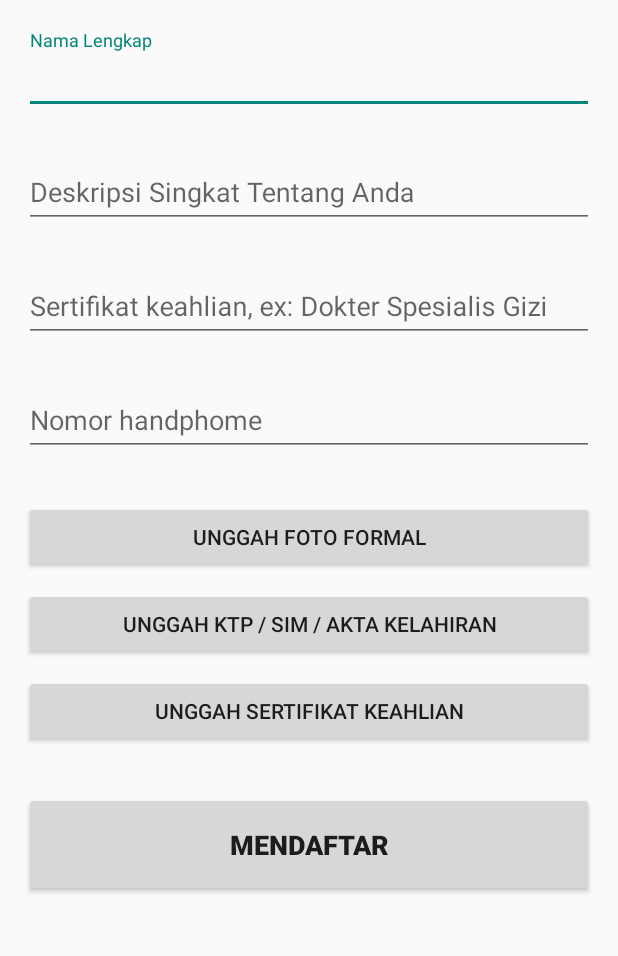
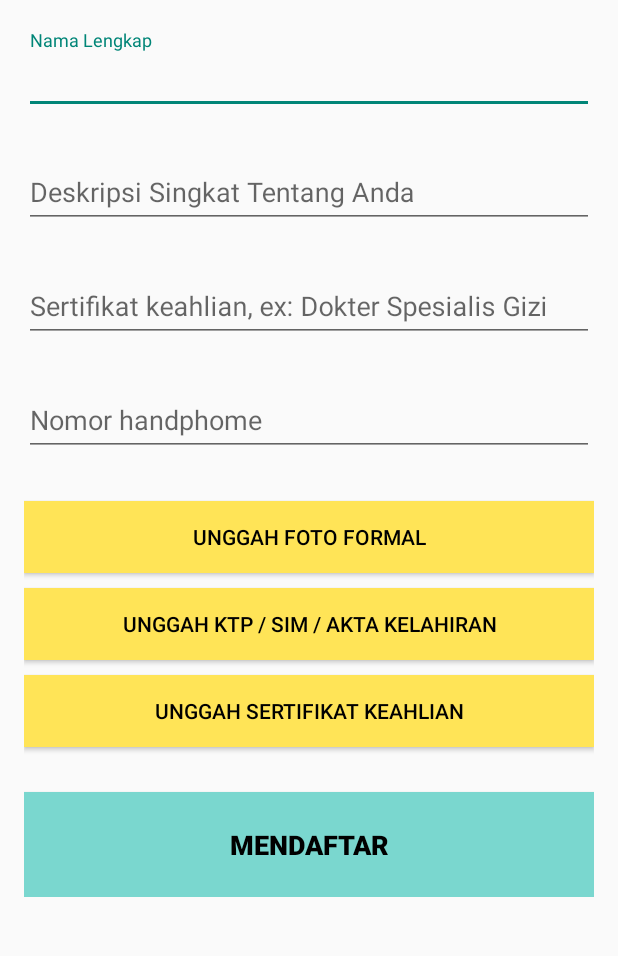
Before and after one commit to NocturnalActivist/Lotech-Project, an Android app: the ConsultAddExpertActivity screen opened directly, with no data from a screen before it, on a phone screen of 412 x 824 dp, the part 207-1163 px from its top. Run offline under Robolectric (Android 15) with nearby library versions, the phone set to English and light mode, and no system bars; libraries missing offline, so code that uses them is left out: com.github.dhaval2404.imagepicker.

Commit message:
update theme

```diff
--- a/app/src/main/AndroidManifest.xml
+++ b/app/src/main/AndroidManifest.xml
@@ -10,9 +10,9 @@
     <application
         android:name=".utils.MainTheme"
         android:allowBackup="true"
-        android:icon="@drawable/launcher_lotech"
+        android:icon="@drawable/logo_lotech2"
         android:label="@string/app_name"
-        android:roundIcon="@drawable/launcher_lotech"
+        android:roundIcon="@drawable/logo_lotech2"
         android:supportsRtl="true"
         android:theme="@style/Theme.AppCompat.DayNight">
         <activity android:name=".ui.activity.FoodQualityActivity"></activity>
--- a/app/src/main/res/drawable/bg_sender.xml
+++ b/app/src/main/res/drawable/bg_sender.xml
@@ -94,7 +94,7 @@
             android:pivotY="0%"
             android:toDegrees="0">
             <shape android:shape="rectangle">
-                <solid android:color="@color/yellow_second" />
+                <solid android:color="@color/yellow" />
             </shape>
         </rotate>
     </item>
--- a/app/src/main/res/layout/activity_consult_add_expert.xml
+++ b/app/src/main/res/layout/activity_consult_add_expert.xml
@@ -108,6 +108,8 @@
             app:layout_constraintEnd_toEndOf="parent"
             app:layout_constraintHorizontal_bias="0.406"
             app:layout_constraintStart_toStartOf="parent"
+            android:textColor="@color/black"
+            android:background="@color/yellow"
             app:layout_constraintTop_toBottomOf="@+id/uploadSelfPhoto" />
 
         <Button
@@ -115,7 +117,9 @@
             android:layout_width="match_parent"
             android:layout_height="wrap_content"
             android:layout_marginTop="30dp"
+            android:background="@color/yellow"
             android:text="Unggah Foto Formal"
+            android:textColor="@color/black"
             app:layout_constraintTop_toBottomOf="@+id/textInputLayout4"
             tools:layout_editor_absoluteX="13dp" />
 
@@ -127,7 +131,9 @@
             android:text="Unggah Sertifikat Keahlian"
             app:layout_constraintEnd_toEndOf="parent"
             app:layout_constraintStart_toStartOf="parent"
-            app:layout_constraintTop_toBottomOf="@+id/uploadKTP" />
+            android:textColor="@color/black"
+            app:layout_constraintTop_toBottomOf="@+id/uploadKTP"
+            android:background="@color/yellow"/>
 
 
         <ProgressBar
@@ -150,6 +156,8 @@
             android:textStyle="bold"
             app:layout_constraintEnd_toEndOf="parent"
             app:layout_constraintStart_toStartOf="parent"
+            android:background="@color/blue_primary"
+            android:textColor="@color/black"
             app:layout_constraintTop_toBottomOf="@+id/progressBar" />
 
     </androidx.constraintlayout.widget.ConstraintLayout>
--- a/app/src/main/res/layout/activity_consult_verify_detail.xml
+++ b/app/src/main/res/layout/activity_consult_verify_detail.xml
@@ -31,6 +31,7 @@
             android:textSize="24sp"
             android:textAlignment="center"
             android:textStyle="bold"
+            android:background="@color/yellow"
             android:layout_marginTop="16dp"
             android:textColor="@color/black" />
 
@@ -60,6 +61,7 @@
             android:textSize="24sp"
             android:layout_marginTop="16dp"
             android:textStyle="bold"
+            android:background="@color/yellow"
             android:textColor="@color/black"
             android:textAlignment="center" />
 
@@ -109,6 +111,8 @@
             android:layout_width="match_parent"
             android:layout_height="wrap_content"
             android:layout_marginTop="30dp"
+            android:background="@color/yellow"
+            android:textColor="@color/black"
             android:text="Saya menyetujui pelamar ini" />
 
         <Button
@@ -116,6 +120,8 @@
             android:layout_width="match_parent"
             android:layout_height="wrap_content"
             android:layout_marginTop="16dp"
+            android:background="@color/yellow"
+            android:textColor="@color/black"
             android:text="Saya menolak pelamar ini" />
 
     </LinearLayout>
--- a/app/src/main/res/layout/activity_edit_profile.xml
+++ b/app/src/main/res/layout/activity_edit_profile.xml
@@ -5,7 +5,6 @@
     android:background="@drawable/signup_gradient"
     android:layout_width="match_parent"
     android:layout_height="match_parent"
-    android:theme="@style/Theme.Yellow"
     tools:context=".ui.activity.EditProfileActivity">
 
     <LinearLayout
@@ -180,6 +179,7 @@
             android:layout_height="wrap_content"
             android:layout_gravity="center_horizontal"
             android:layout_marginTop="16dp"
+            android:background="@color/yellow"
             android:text="@string/edit_profile"/>
 
     </LinearLayout>
--- a/app/src/main/res/layout/activity_splash_screen.xml
+++ b/app/src/main/res/layout/activity_splash_screen.xml
@@ -5,13 +5,14 @@
     android:layout_width="match_parent"
     android:layout_height="match_parent"
     android:id="@+id/splash_screen"
+    android:theme="@style/Theme.AppCompat.DayNight"
     tools:context=".ui.activity.SplashScreenActivity">
 
     <ImageView
         android:layout_width="150dp"
         android:layout_height="150dp"
         android:src="@drawable/logo_lotech2"
-        android:layout_centerHorizontal="true"
-        android:layout_centerVertical="true"/>
+        android:layout_centerVertical="true"
+        android:layout_marginLeft="152dp"/>
 
 </RelativeLayout>
--- a/app/src/main/res/layout/fragment_chat.xml
+++ b/app/src/main/res/layout/fragment_chat.xml
@@ -4,13 +4,15 @@
     xmlns:app="http://schemas.android.com/apk/res-auto"
     xmlns:tools="http://schemas.android.com/tools"
     android:layout_width="match_parent"
-    android:layout_height="match_parent">
+    android:layout_height="match_parent"
+    android:theme="@style/Theme.AppCompat.DayNight">
 
     <androidx.recyclerview.widget.RecyclerView
         android:id="@+id/rv_chat"
         android:layout_width="match_parent"
         android:layout_height="match_parent"
-        tools:listitem="@layout/item_chat" />
+        tools:listitem="@layout/item_chat"
+        android:theme="@style/Theme.AppCompat.DayNight"/>
 
     <ProgressBar
         android:id="@+id/progress_bar"
--- a/app/src/main/res/layout/fragment_profile.xml
+++ b/app/src/main/res/layout/fragment_profile.xml
@@ -2,7 +2,8 @@
 <ScrollView xmlns:android="http://schemas.android.com/apk/res/android"
     xmlns:app="http://schemas.android.com/apk/res-auto"
     android:layout_width="match_parent"
-    android:layout_height="match_parent">
+    android:layout_height="match_parent"
+    android:theme="@style/Theme.AppCompat.DayNight">
 
     <androidx.cardview.widget.CardView
         android:layout_width="match_parent"
@@ -31,7 +32,6 @@
                         android:id="@+id/name_profile"
                         android:layout_width="wrap_content"
                         android:layout_height="wrap_content"
-                    android:background="@color/white"
                         android:text="@string/cth_name"
                         android:textColor="@color/black"
                         android:textSize="24sp"
```
Also changed, not shown: app/src/main/res/layout/activity_consultant_find_detail.xml (+13 -6 lines), app/src/main/res/layout/fragment_home.xml (+2 -7 lines). Lines whose indentation alone changed are shown as unchanged.
